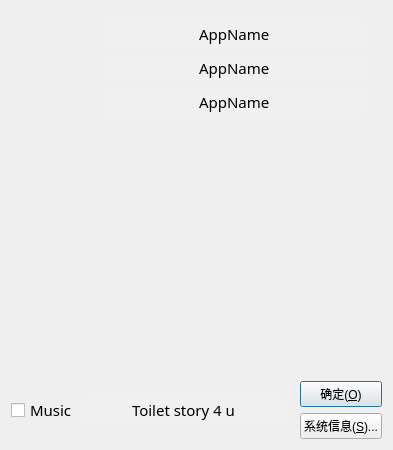
Before: the Qt Designer form SmartScreenSnaper/aboutdialog.ui in SkyD666/SmartScreenSnapper, drawn with Qt 5.
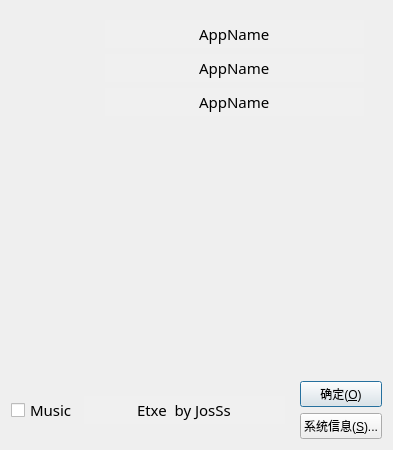
After: the same form once the commit is applied.

What changed in the file:
```diff
--- a/SmartScreenSnaper/aboutdialog.ui
+++ b/SmartScreenSnaper/aboutdialog.ui
@@ -395,7 +395,7 @@
             </font>
            </property>
            <property name="text">
-            <string>Toilet story 4 u</string>
+            <string>Etxe  by JosSs</string>
            </property>
            <property name="frame">
             <bool>false</bool>
```
